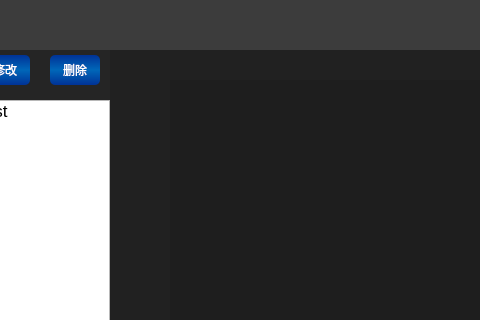
lxq-02/learnFFmpeg, file src/xviewer/xviewer.ui: the form before one commit; both pictures show x 90 to 570 and y 0 to 320 of the 800 by 600 pixel window.
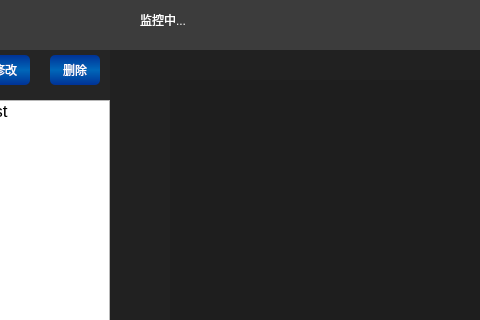
The form after the commit. Icons and pictures are not drawn.

Commit message: 录制界面交互功能

The edit to the form file:
```diff
--- a/src/xviewer/xviewer.ui
+++ b/src/xviewer/xviewer.ui
@@ -78,6 +78,13 @@
 {
 background-color: #1e1e1e;
 }
+
+
+#status
+{
+	color:rgb(255,255,255);
+	font: 75 9pt &quot;AdOBE Arabic&quot;;
+}
 </string>
   </property>
   <widget class="QWidget" name="head" native="true">
@@ -204,6 +211,22 @@
     <zorder>normal</zorder>
     <zorder>max</zorder>
    </widget>
+   <widget class="QLabel" name="status">
+    <property name="geometry">
+     <rect>
+      <x>230</x>
+      <y>0</y>
+      <width>200</width>
+      <height>40</height>
+     </rect>
+    </property>
+    <property name="text">
+     <string>监控中...</string>
+    </property>
+    <property name="alignment">
+     <set>Qt::AlignLeading|Qt::AlignLeft|Qt::AlignVCenter</set>
+    </property>
+   </widget>
   </widget>
   <widget class="QWidget" name="body" native="true">
    <property name="geometry">
```
The commit also changes 3 other files.
